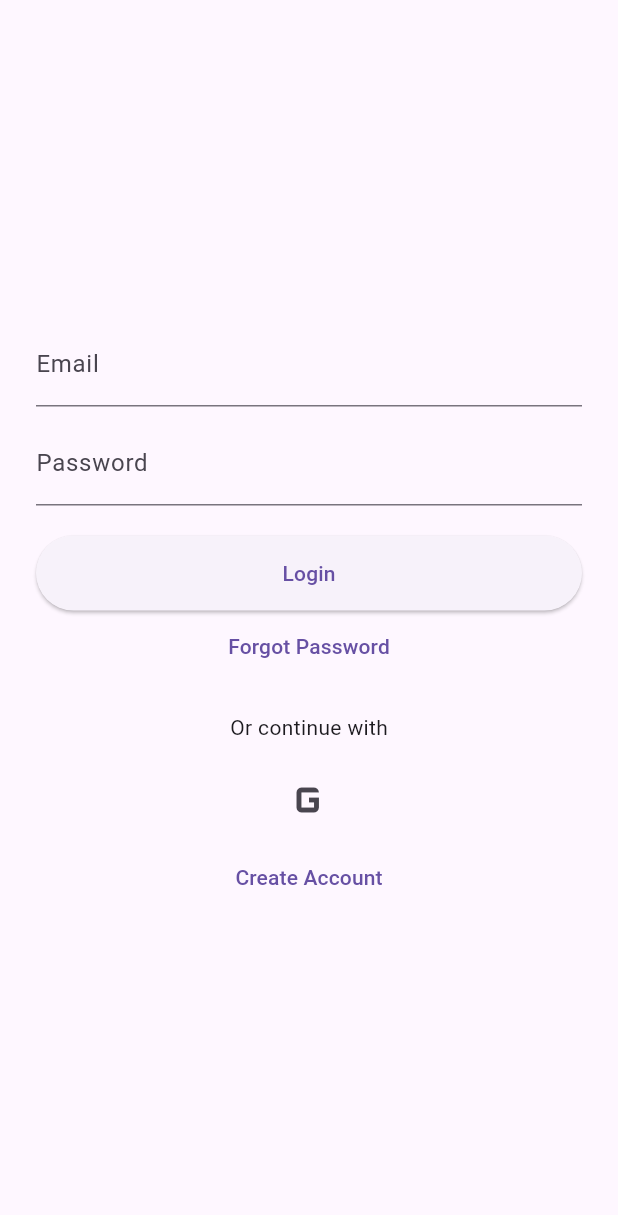
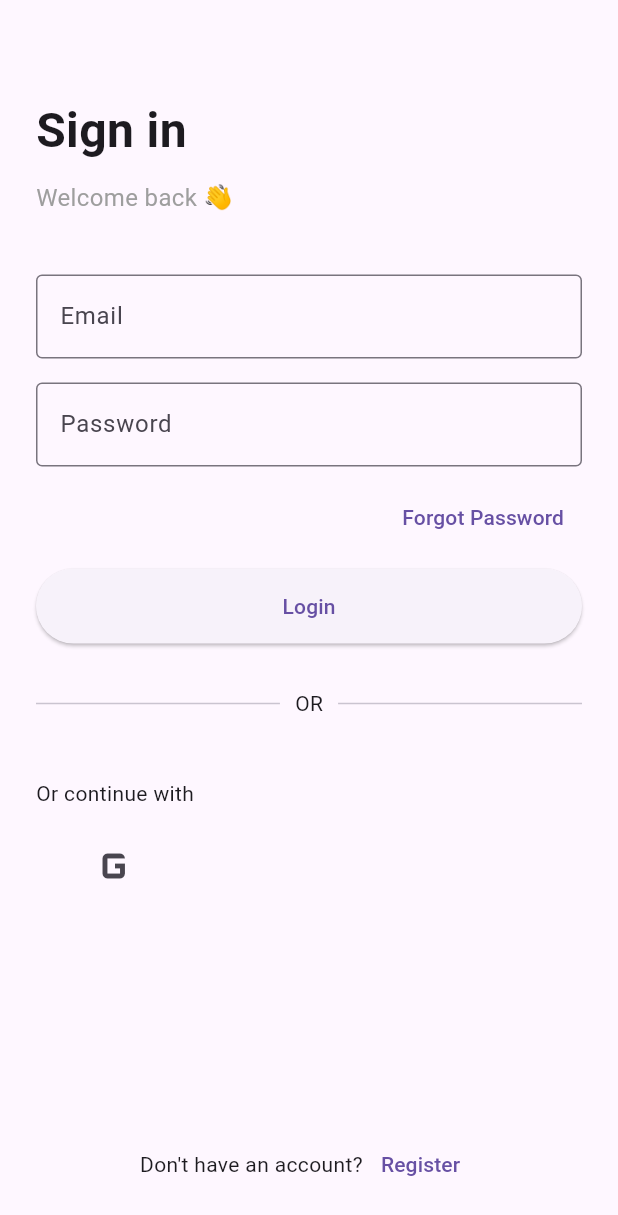
Before and after one commit to MahmoudNasser00/flutter_firebase_auth_template, a Flutter app: the screen it shows after launch, on a phone screen of 412 x 824 dp. Shown: the top 1215 px of the screen. Run offline on Flutter 3.47's test engine with Material 3 defaults, Android fonts, the phone set to English and light mode, and no system bars; our stand-ins replace equatable, firebase_auth, firebase_core, flutter_bloc, google_sign_in; accounts and stored records are empty.

Commit message:
Refactor login view UI and update Google services configuration
- Redesign `LoginView` with a new layout, including headers, outlined text fields, and improved spacing.
- Update `google-services.json` to include OAuth client configurations for authentication.
- Remove unused `lib/generated/assets.dart` file.

```diff
--- a/lib/features/auth/views/login_view.dart
+++ b/lib/features/auth/views/login_view.dart
@@ -1,4 +1,3 @@
-
 import 'package:flutter/material.dart';
 import 'package:flutter_bloc/flutter_bloc.dart';
 
@@ -23,34 +22,82 @@ class _LoginViewState extends State<LoginView> {
   @override
   Widget build(BuildContext context) {
     return Scaffold(
-      body: Padding(
+      body: SafeArea(
+        child: Padding(
           padding: const EdgeInsets.all(24),
           child: BlocConsumer<AuthCubit, AuthState>(
             listener: (context, state) {
               if (state is AuthSuccess) {
-              ScaffoldMessenger.of(context)
-                  .showSnackBar(const SnackBar(content: Text("Login Success")));
+                ScaffoldMessenger.of(
+                  context,
+                ).showSnackBar(const SnackBar(content: Text("Login Success")));
               }
+
               if (state is AuthError) {
-              ScaffoldMessenger.of(context)
-                  .showSnackBar(SnackBar(content: Text(state.message)));
+                ScaffoldMessenger.of(
+                  context,
+                ).showSnackBar(SnackBar(content: Text(state.message)));
               }
             },
+
             builder: (context, state) {
               return Column(
-              mainAxisAlignment: MainAxisAlignment.center,
+                crossAxisAlignment: CrossAxisAlignment.start,
                 children: [
+                  const SizedBox(height: 40),
+
+                  const Text(
+                    "Sign in",
+                    style: TextStyle(fontSize: 32, fontWeight: FontWeight.bold),
+                  ),
+
+                  const SizedBox(height: 10),
+
+                  const Text(
+                    "Welcome back 👋",
+                    style: TextStyle(fontSize: 16, color: Colors.grey),
+                  ),
+
+                  const SizedBox(height: 40),
+
                   TextField(
                     controller: email,
-                  decoration: const InputDecoration(labelText: "Email"),
+                    decoration: const InputDecoration(
+                      labelText: "Email",
+                      border: OutlineInputBorder(),
                     ),
-                const SizedBox(height: 10),
+                  ),
+
+                  const SizedBox(height: 16),
+
                   TextField(
                     controller: password,
                     obscureText: true,
-                  decoration: const InputDecoration(labelText: "Password"),
+                    decoration: const InputDecoration(
+                      labelText: "Password",
+                      border: OutlineInputBorder(),
                     ),
-                const SizedBox(height: 20),
+                  ),
+
+                  const SizedBox(height: 10),
+
+                  Align(
+                    alignment: Alignment.centerRight,
+                    child: TextButton(
+                      child: const Text("Forgot Password"),
+                      onPressed: () {
+                        Navigator.push(
+                          context,
+                          MaterialPageRoute(
+                            builder: (_) => const ForgotPasswordView(),
+                          ),
+                        );
+                      },
+                    ),
+                  ),
+
+                  const SizedBox(height: 10),
+
                   CustomButton(
                     text: "Login",
                     loading: state is AuthLoading,
@@ -61,19 +108,33 @@ class _LoginViewState extends State<LoginView> {
                       );
                     },
                   ),
+
+                  const SizedBox(height: 30),
+
+                  const Row(
+                    children: [
+                      Expanded(child: Divider()),
+                      Padding(
+                        padding: EdgeInsets.symmetric(horizontal: 10),
+                        child: Text("OR"),
+                      ),
+                      Expanded(child: Divider()),
+                    ],
+                  ),
+
+                  const SizedBox(height: 20),
+
+                  const SocialLogin(),
+
+                  const Spacer(),
+
+                  Row(
+                    mainAxisAlignment: MainAxisAlignment.center,
+                    children: [
+                      const Text("Don't have an account?"),
+
                       TextButton(
-                  onPressed: () {
-                    Navigator.push(
-                      context,
-                      MaterialPageRoute(
-                        builder: (_) => const ForgotPasswordView(),
-                      ),
-                    );
-                  },
-                  child: const Text("Forgot Password"),
-                ),
-                const SocialLogin(),
-                TextButton(
+                        child: const Text("Register"),
                         onPressed: () {
                           Navigator.push(
                             context,
@@ -82,13 +143,15 @@ class _LoginViewState extends State<LoginView> {
                             ),
                           );
                         },
-                  child: const Text("Create Account"),
+                      ),
+                    ],
                   ),
                 ],
               );
             },
           ),
         ),
+      ),
     );
   }
 }
```
Also changed, not shown: lib/generated/assets.dart (deleted), 1 other file. Lines whose indentation alone changed are shown as unchanged.
